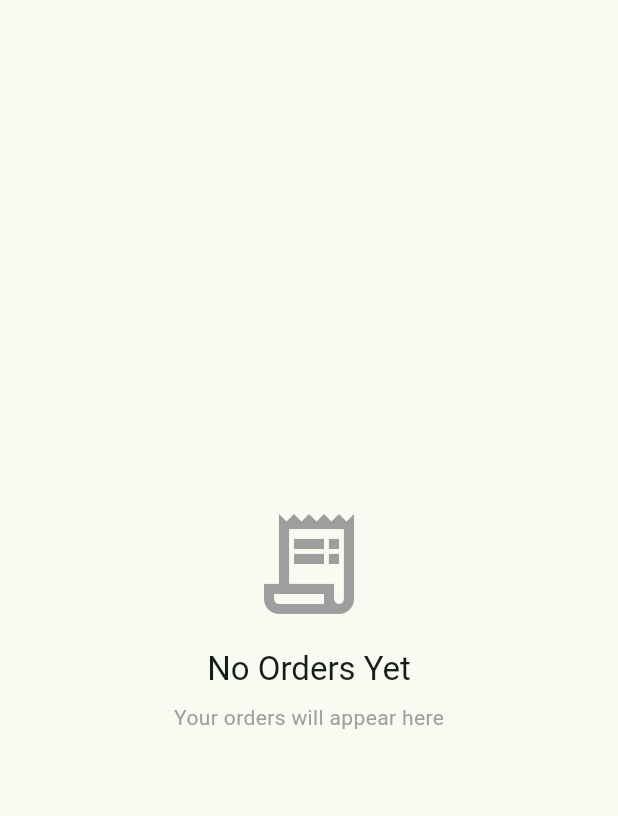
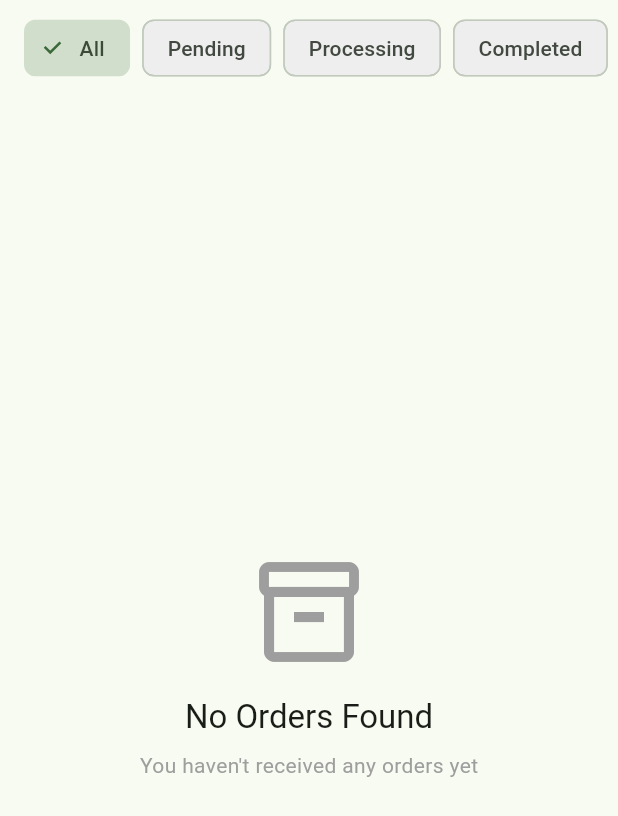
Before and after one commit to PraiseTechzw/zim_shop, a Flutter app: the SellerOrdersScreen screen opened directly, on a phone screen of 412 x 824 dp. Shown: the top 816 px of the screen. Run offline on Flutter 3.47's test engine with Material 3 defaults, Android fonts, the phone set to English and light mode, and no system bars; our stand-ins replace app_links, firebase_core, flutter_svg, font_awesome_flutter, image_picker, supabase_flutter and 1 more; accounts and stored records are empty; key blocks and very long unbroken strings in the code were emptied for the run.

Commit message:
Enhance Order model and OrderDetailsScreen for improved order management
- Added optional fields for shipping city and postal code in the Order model to capture more detailed shipping information.
- Updated OrderDetailsScreen to reflect changes in order status handling, including color coding for different statuses and improved button actions for status updates.
- Implemented filtering functionality in SellerOrdersScreen to allow sellers to view orders by status, enhancing the user experience.

```diff
--- a/lib/models/order.dart
+++ b/lib/models/order.dart
@@ -11,6 +11,8 @@ class Order {
   final String? shippingAddress;
   final String? shippingPhone;
   final String? shippingEmail;
+  final String? shippingCity;
+  final String? shippingPostalCode;
 
   Order({
     required this.id,
@@ -23,6 +25,8 @@ class Order {
     this.shippingAddress,
     this.shippingPhone,
     this.shippingEmail,
+    this.shippingCity,
+    this.shippingPostalCode,
   }) : _items = items ?? [];
 
   List<CartItem> get items => _items;
@@ -42,6 +46,8 @@ class Order {
       shippingAddress: json['shipping_address'] as String?,
       shippingPhone: json['shipping_phone'] as String?,
       shippingEmail: json['shipping_email'] as String?,
+      shippingCity: json['shipping_city'] as String?,
+      shippingPostalCode: json['shipping_postal_code'] as String?,
     );
   }
 
@@ -56,6 +62,8 @@ class Order {
       'shipping_address': shippingAddress,
       'shipping_phone': shippingPhone,
       'shipping_email': shippingEmail,
+      'shipping_city': shippingCity,
+      'shipping_postal_code': shippingPostalCode,
     };
   }
 }
--- a/lib/screen/order_details_screen.dart
+++ b/lib/screen/order_details_screen.dart
@@ -99,16 +99,20 @@ class _OrderDetailsScreenState extends State<OrderDetailsScreen> {
                                 vertical: 4,
                               ),
                               decoration: BoxDecoration(
-                                color: widget.order.status == 'Delivered'
+                                color: widget.order.status == 'completed'
                                     ? Colors.green.withOpacity(0.1)
+                                    : widget.order.status == 'processing'
+                                        ? Colors.blue.withOpacity(0.1)
                                         : Colors.orange.withOpacity(0.1),
                                 borderRadius: BorderRadius.circular(4),
                               ),
                               child: Text(
-                                widget.order.status,
+                                widget.order.status.toUpperCase(),
                                 style: TextStyle(
-                                  color: widget.order.status == 'Delivered'
+                                  color: widget.order.status == 'completed'
                                       ? Colors.green
+                                      : widget.order.status == 'processing'
+                                          ? Colors.blue
                                           : Colors.orange,
                                   fontWeight: FontWeight.bold,
                                 ),
@@ -120,19 +124,22 @@ class _OrderDetailsScreenState extends State<OrderDetailsScreen> {
                         if (widget.isSellerView)
                           Row(
                             children: [
+                              if (widget.order.status == 'pending')
                                 Expanded(
                                   child: OutlinedButton(
-                                  onPressed: () => _updateOrderStatus('Processing'),
+                                    onPressed: () => _updateOrderStatus('processing'),
                                     child: const Text('Mark as Processing'),
                                   ),
                                 ),
+                              if (widget.order.status == 'processing') ...[
                                 const SizedBox(width: 8),
                                 Expanded(
                                   child: FilledButton(
-                                  onPressed: () => _updateOrderStatus('Delivered'),
-                                  child: const Text('Mark as Delivered'),
+                                    onPressed: () => _updateOrderStatus('completed'),
+                                    child: const Text('Mark as Completed'),
                                   ),
                                 ),
+                              ],
                             ],
                           ),
                       ],
@@ -280,7 +287,7 @@ class _OrderDetailsScreenState extends State<OrderDetailsScreen> {
     );
   }
 
-  Widget _buildInfoRow(String label, String value) {
+  Widget _buildInfoRow(String label, String? value) {
     return Padding(
       padding: const EdgeInsets.only(bottom: 8),
       child: Row(
@@ -293,7 +300,7 @@ class _OrderDetailsScreenState extends State<OrderDetailsScreen> {
             ),
           ),
           Text(
-            value,
+            value ?? 'Not specified',
             style: const TextStyle(
               fontWeight: FontWeight.bold,
             ),
--- a/lib/screen/seller_orders_screen.dart
+++ b/lib/screen/seller_orders_screen.dart
@@ -14,8 +14,12 @@ class SellerOrdersScreen extends StatefulWidget {
 
 class _SellerOrdersScreenState extends State<SellerOrdersScreen> {
   final SupabaseService _supabaseService = SupabaseService();
-  List<Order> _sellerOrders = [];
+  List<Order> _orders = [];
+  List<Order> _filteredOrders = [];
   bool _isLoading = true;
+  String _selectedStatus = 'All';
+
+  final List<String> _statusFilters = ['All', 'Pending', 'Processing', 'Completed'];
 
   @override
   void initState() {
@@ -23,7 +27,22 @@ class _SellerOrdersScreenState extends State<SellerOrdersScreen> {
     _loadOrders();
   }
 
+  void _filterOrders() {
+    setState(() {
+      if (_selectedStatus == 'All') {
+        _filteredOrders = _orders;
+      } else {
+        _filteredOrders = _orders.where((order) =>
+          order.status.toLowerCase() == _selectedStatus.toLowerCase()
+        ).toList();
+      }
+    });
+  }
+
   Future<void> _loadOrders() async {
+    setState(() => _isLoading = true);
+
+    try {
       final appState = Provider.of<AppState>(context, listen: false);
       final sellerId = appState.currentUser?.id;
 
@@ -32,12 +51,12 @@ class _SellerOrdersScreenState extends State<SellerOrdersScreen> {
         return;
       }
 
-    try {
       final orders = await _supabaseService.getSellerOrders(sellerId);
 
       if (mounted) {
         setState(() {
-          _sellerOrders = orders;
+          _orders = orders;
+          _filterOrders(); // Apply initial filter
           _isLoading = false;
         });
       }
@@ -55,45 +74,86 @@ class _SellerOrdersScreenState extends State<SellerOrdersScreen> {
       return const Center(child: CircularProgressIndicator());
     }
 
-    if (_sellerOrders.isEmpty) {
-      return Center(
+    return Scaffold(
+      body: Column(
+        children: [
+          // Status filter chips
+          SingleChildScrollView(
+            scrollDirection: Axis.horizontal,
+            padding: const EdgeInsets.symmetric(horizontal: 16, vertical: 8),
+            child: Row(
+              children: _statusFilters.map((status) {
+                final isSelected = _selectedStatus == status;
+                return Padding(
+                  padding: const EdgeInsets.only(right: 8),
+                  child: FilterChip(
+                    label: Text(status),
+                    selected: isSelected,
+                    onSelected: (selected) {
+                      setState(() {
+                        _selectedStatus = status;
+                        _filterOrders();
+                      });
+                    },
+                    backgroundColor: Colors.grey[200],
+                    selectedColor: Theme.of(context).colorScheme.primary.withOpacity(0.2),
+                    checkmarkColor: Theme.of(context).colorScheme.primary,
+                  ),
+                );
+              }).toList(),
+            ),
+          ),
+
+          // Orders list
+          Expanded(
+            child: _filteredOrders.isEmpty
+              ? Center(
                   child: Column(
                     mainAxisAlignment: MainAxisAlignment.center,
                     children: [
                       const Icon(
-              Icons.receipt_long_outlined,
+                        Icons.inventory_2_outlined,
                         size: 80,
                         color: Colors.grey,
                       ),
                       const SizedBox(height: 16),
                       Text(
-              'No Orders Yet',
+                        'No Orders Found',
                         style: Theme.of(context).textTheme.titleLarge,
                       ),
                       const SizedBox(height: 8),
                       Text(
-              'Your orders will appear here',
+                        _selectedStatus == 'All'
+                          ? 'You haven\'t received any orders yet'
+                          : 'No ${_selectedStatus.toLowerCase()} orders',
                         style: Theme.of(context).textTheme.bodyMedium?.copyWith(
                           color: Colors.grey,
                         ),
                       ),
                     ],
                   ),
-      );
-    }
-
-    return RefreshIndicator(
+                )
+              : RefreshIndicator(
                   onRefresh: _loadOrders,
                   child: ListView.builder(
                     padding: const EdgeInsets.all(16),
-        itemCount: _sellerOrders.length,
+                    itemCount: _filteredOrders.length,
                     itemBuilder: (context, index) {
-          final order = _sellerOrders[index];
+                      final order = _filteredOrders[index];
                       return OrderCard(
                         order: order,
                         isSellerView: true,
+                        onStatusUpdated: (updated) {
+                          if (updated) {
+                            _loadOrders();
+                          }
+                        },
                       );
                     },
+                  ),
+                ),
+          ),
+        ],
       ),
     );
   }
```
Lines whose indentation alone changed are shown as unchanged.
